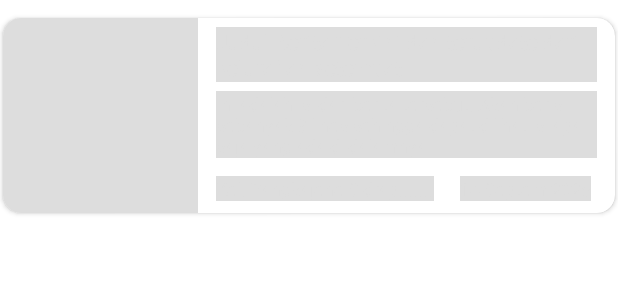
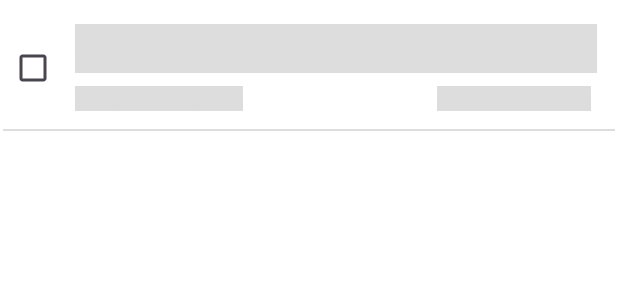
Before and after one commit to MunMunDev/Pemantauan-Kesehatan-Anak, an Android app: the layout sm_item_list_milestone.xml on its own in the app's theme, with its tools: preview values and no code run, on a phone screen of 412 x 824 dp. Shown: the top 300 px of the screen. Run offline under Robolectric (Android 15) with nearby library versions, the phone set to English and light mode, and no system bars.

Commit message:
add shimmer list milestone

```diff
--- a/app/src/main/res/layout/sm_item_list_milestone.xml
+++ b/app/src/main/res/layout/sm_item_list_milestone.xml
@@ -1,102 +1,93 @@
 <?xml version="1.0" encoding="utf-8"?>
-<androidx.cardview.widget.CardView
+<androidx.constraintlayout.widget.ConstraintLayout
     xmlns:android="http://schemas.android.com/apk/res/android"
     xmlns:app="http://schemas.android.com/apk/res-auto"
     android:layout_width="match_parent"
-    android:layout_height="130dp"
-    android:layout_marginTop="12dp"
+    android:layout_height="wrap_content"
+    android:layout_marginTop="10dp"
     android:layout_marginStart="2dp"
     android:layout_marginEnd="2dp"
-    app:cardCornerRadius="12dp"
+    android:paddingBottom="2dp"
     android:backgroundTint="@color/white">
 
-    <androidx.constraintlayout.widget.ConstraintLayout
-        android:layout_width="match_parent"
-        android:layout_height="match_parent">
-        <ImageView
-            android:id="@+id/ivGambar"
-            android:layout_width="130dp"
-            android:layout_height="match_parent"
+    <CheckBox
+        android:id="@+id/cbMilestone"
+        android:layout_width="40dp"
+        android:layout_height="40dp"
+        app:layout_constraintTop_toTopOf="@id/clIsi"
+        app:layout_constraintBottom_toBottomOf="@id/clIsi"
         app:layout_constraintStart_toStartOf="parent"
-            android:src="@color/abuabu_muda"
+        android:src="@drawable/ic_image_error2"
         android:scaleType="centerCrop"
         android:elevation="1dp"/>
 
     <androidx.constraintlayout.widget.ConstraintLayout
+        android:id="@+id/clIsi"
         android:layout_width="0dp"
-            android:layout_height="0dp"
+        android:layout_height="58dp"
         app:layout_constraintTop_toTopOf="parent"
-            app:layout_constraintStart_toEndOf="@id/ivGambar"
+        app:layout_constraintStart_toEndOf="@id/cbMilestone"
         app:layout_constraintEnd_toEndOf="parent"
-            app:layout_constraintBottom_toBottomOf="parent"
         android:layout_marginTop="6dp"
-            android:layout_marginStart="12dp"
+        android:layout_marginStart="8dp"
         android:layout_marginEnd="12dp"
-            android:layout_marginBottom="8dp">
+        android:layout_marginBottom="6dp">
+
         <TextView
-                android:id="@+id/tvJudul"
+            android:id="@+id/tvDeskripsi"
             android:layout_width="0dp"
             android:layout_height="wrap_content"
             app:layout_constraintTop_toTopOf="parent"
             app:layout_constraintStart_toStartOf="parent"
             app:layout_constraintEnd_toEndOf="parent"
-                android:lineSpacingExtra="1dp"
-                android:text="Judul Berita Terkini dan terupdate dari kelurahan setempat"
-                android:textSize="14sp"
-                android:textStyle="bold"
+            android:text="ini adalah deskripsi. Akan berisi sebanyak 2 lines sehingga dapat dilihat isi apa saja yang ada di dalamnya"
+            android:textSize="12sp"
             android:textColor="@color/abuabu_muda"
             android:background="@color/abuabu_muda"
+            android:gravity="start"
+            android:lineSpacingExtra="2dp"
             android:maxLines="2"
             android:ellipsize="end"/>
 
         <TextView
-                android:id="@+id/tvIsiSingkat"
-                android:layout_width="wrap_content"
-                android:layout_height="wrap_content"
-                app:layout_constraintTop_toBottomOf="@id/tvJudul"
-                app:layout_constraintStart_toStartOf="parent"
-                android:layout_marginTop="6dp"
-                android:text="Ini adalah isi dari berita tersebut. Akan berisi sebanyak 3 lines sehingga dapat dilihat isi apa saja yang ada di dalamnya"
-                android:textSize="12sp"
-                android:textColor="@color/abuabu_muda"
-                android:background="@color/abuabu_muda"
-                android:maxLines="3"
-                android:ellipsize="end"/>
-
-            <TextView
-                android:id="@+id/tvKelurahan"
+            android:id="@+id/tvKategori"
             android:layout_width="wrap_content"
             android:layout_height="wrap_content"
             app:layout_constraintBottom_toBottomOf="parent"
             app:layout_constraintStart_toStartOf="parent"
             android:layout_marginTop="4dp"
             android:layout_marginEnd="4dp"
-                android:text="Kel. Pangkajene Sidrap......."
+            android:text="Kategori adf afd asdf"
             android:textSize="12sp"
             android:textColor="@color/abuabu_muda"
             android:background="@color/abuabu_muda"
-                android:textStyle="normal"
+            android:textStyle="bold"
             android:maxLines="1"
             android:ellipsize="end"/>
 
         <TextView
-                android:id="@+id/tvTanggal"
+            android:id="@+id/tvUsia"
             android:layout_width="wrap_content"
             android:layout_height="wrap_content"
             app:layout_constraintBottom_toBottomOf="parent"
             app:layout_constraintEnd_toEndOf="parent"
             android:layout_marginTop="4dp"
             android:layout_marginEnd="4dp"
-                android:text="14 Septem 2025"
+            android:text="1 Bulan adf adfa af "
             android:textSize="12sp"
             android:textColor="@color/abuabu_muda"
             android:background="@color/abuabu_muda"
-                android:textStyle="normal"
+            android:textStyle="bold"
             android:maxLines="1"
             android:ellipsize="end"/>
 
     </androidx.constraintlayout.widget.ConstraintLayout>
 
+    <View
+        android:layout_width="match_parent"
+        android:layout_height="1.2dp"
+        android:background="@color/abuabu_muda"
+        app:layout_constraintTop_toBottomOf="@+id/clIsi"
+        android:layout_marginTop="12dp"/>
+
 </androidx.constraintlayout.widget.ConstraintLayout>
-
-</androidx.cardview.widget.CardView>
```
Also changed, not shown: app/src/main/java/com/abcd/pemantauankesehatananak/ui/fragment/user/perkembangan/MilestoneFragment.kt (+18 -1 lines), app/src/main/res/layout/fragment_milestone.xml (+22 -1 lines). Lines whose indentation alone changed are shown as unchanged.
